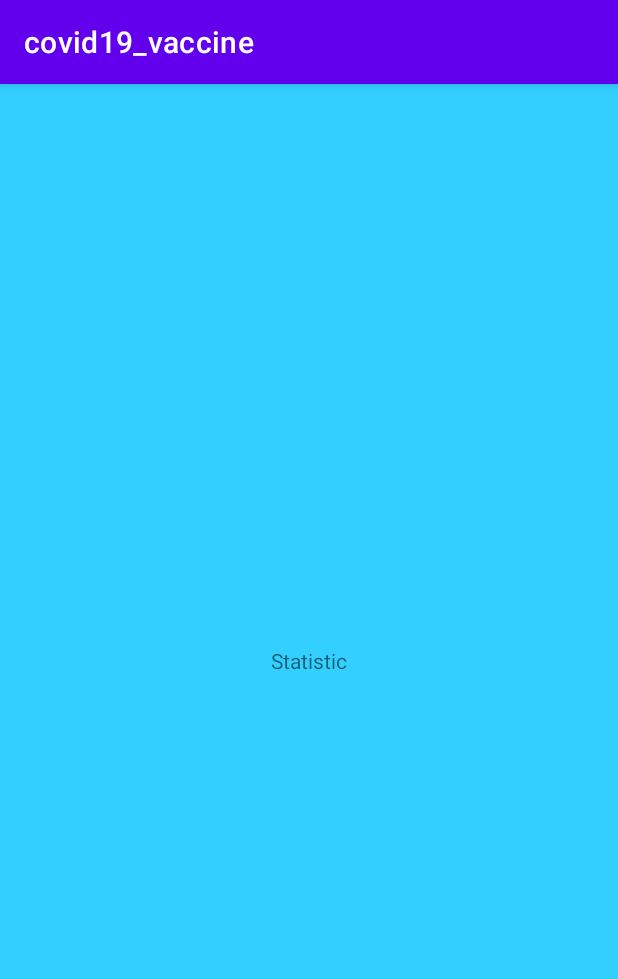
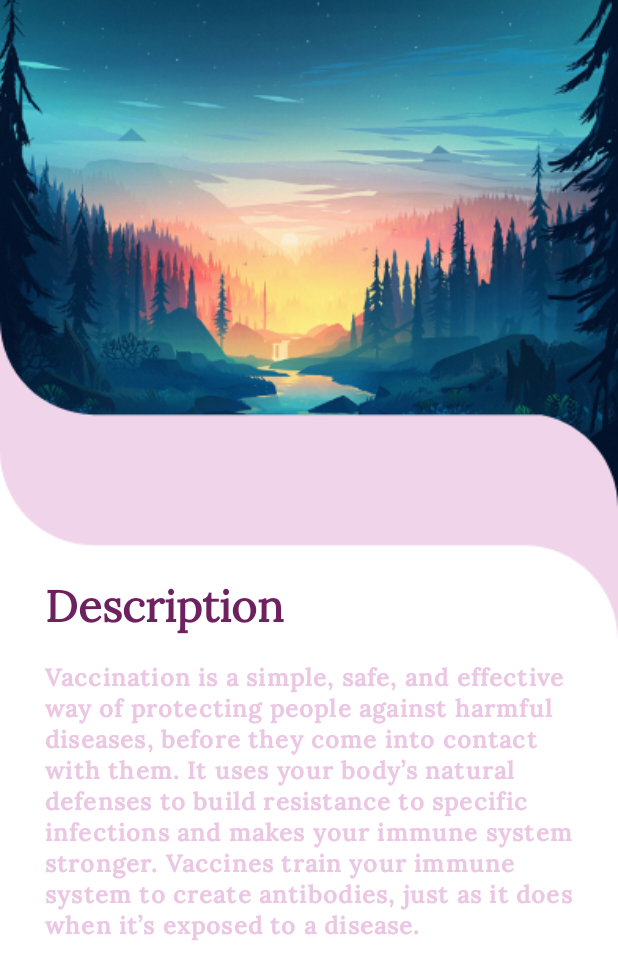
Before and after one commit to Ahmed93Yusef/Covid19-Vaccine, an Android app: the fragment StatisticFragment shown on its own in the app's theme, on a phone screen of 412 x 824 dp. Shown: the top 979 px of the screen. Run offline under Robolectric (Android 15) with nearby library versions, the phone set to English and light mode, and no system bars; network calls fail.

Commit message:
add description fragment

```diff
--- a/app/src/main/res/layout/fragment_statistic.xml
+++ b/app/src/main/res/layout/fragment_statistic.xml
@@ -1,18 +1,68 @@
 <?xml version="1.0" encoding="utf-8"?>
 <androidx.constraintlayout.widget.ConstraintLayout xmlns:android="http://schemas.android.com/apk/res/android"
     xmlns:app="http://schemas.android.com/apk/res-auto"
-    android:background="@color/purple_300"
+    xmlns:tools="http://schemas.android.com/tools"
     android:layout_width="match_parent"
     android:layout_height="match_parent">
 
-
-    <TextView
-        android:layout_width="wrap_content"
-        android:layout_height="wrap_content"
-        android:text="@string/statistic"
+    <ImageView
+        android:id="@+id/imageView2"
+        android:layout_width="match_parent"
+        android:layout_height="match_parent"
+        android:scaleType="centerCrop"
+        android:src="@drawable/google"
         app:layout_constraintBottom_toBottomOf="parent"
         app:layout_constraintEnd_toEndOf="parent"
         app:layout_constraintStart_toStartOf="parent"
         app:layout_constraintTop_toTopOf="parent" />
 
+    <View
+        android:id="@+id/viewGuid"
+        android:layout_width="match_parent"
+        android:layout_height="350dp"
+        android:layout_marginLeft="30dp"
+        android:layout_marginRight="30dp"
+        android:layout_marginTop="80dp"
+        app:layout_constraintTop_toTopOf="@id/imageView2"
+        app:layout_constraintEnd_toEndOf="@id/imageView2"
+        app:layout_constraintBottom_toTopOf="@id/description"
+        app:layout_constraintStart_toStartOf="@id/imageView2"
+        />
+
+    <TextView
+        android:id="@+id/description"
+        android:layout_width="match_parent"
+        android:layout_height="wrap_content"
+        android:layout_marginLeft="30dp"
+        android:layout_marginBottom="466dp"
+        android:fontFamily="@font/loraregular"
+        android:text="Description"
+        android:textColor="#6E215F"
+        android:textSize="29sp"
+        android:textStyle="bold"
+        android:layout_marginTop="16dp"
+        app:layout_constraintBottom_toBottomOf="@+id/imageView2"
+        app:layout_constraintEnd_toEndOf="@id/viewGuid"
+        app:layout_constraintStart_toStartOf="@id/viewGuid"
+        app:layout_constraintTop_toBottomOf="@id/viewGuid" />
+
+    <TextView
+        android:id="@+id/textDescription"
+        android:layout_width="0dp"
+        android:layout_height="190dp"
+        android:layout_marginTop="16dp"
+        android:layout_marginRight="30dp"
+        android:fontFamily="@font/loramedium"
+        android:letterSpacing="0.05"
+        android:text="@string/vaizor"
+        android:textAlignment="textStart"
+        android:textColor="#EBC7E4"
+        android:textSize="16sp"
+        android:textStyle="bold"
+        app:layout_constraintEnd_toEndOf="@id/description"
+        app:layout_constraintStart_toStartOf="@id/description"
+
+        app:layout_constraintTop_toBottomOf="@id/description" />
+
+
 </androidx.constraintlayout.widget.ConstraintLayout>
--- a/app/src/main/res/values/colors.xml
+++ b/app/src/main/res/values/colors.xml
@@ -9,5 +9,6 @@
     <color name="black">#FF000000</color>
     <color name="white">#FFFFFFFF</color>
     <color name="colorButton">#ffaebd</color>
+    <color name="pinkDeep">#6E215F</color>
 
 </resources>
--- a/app/src/main/res/values/strings.xml
+++ b/app/src/main/res/values/strings.xml
@@ -13,4 +13,6 @@
     <string name="statement1">This App offers states for Corona Virus Vaccine around the world</string>
     <string name="statement2">The Application Was Develop By:\n1- Ahmed Yusef\n2-Ali Khalifa\n3-Akram Talib\n4-Asawer Dawood\n5-Mohamed Ali\n6-Nooralden</string>
     <string name="input_country">input Country</string>
+    <string name="vaizor">Vaccination is a simple, safe, and effective way of protecting people against harmful diseases, before they come into contact with them. It uses your body’s natural defenses to build resistance to specific infections and makes your immune system stronger.
+Vaccines train your immune system to create antibodies, just as it does when it’s exposed to a disease.</string>
 </resources>
--- a/app/src/main/res/values/styles.xml
+++ /dev/null
@@ -1,5 +0,0 @@
-<?xml version="1.0" encoding="utf-8"?>
-<resources>
-
-    <style name="hello">styleButtlo</style>
-</resources>
--- a/app/src/main/res/values/themes.xml
+++ b/app/src/main/res/values/themes.xml
@@ -1,6 +1,6 @@
 <resources xmlns:tools="http://schemas.android.com/tools">
     <!-- Base application theme. -->
-    <style name="Theme.Covid19_vaccine" parent="Theme.MaterialComponents.DayNight.DarkActionBar">
+    <style name="Theme.Covid19_vaccine" parent="Theme.MaterialComponents.DayNight.NoActionBar">
         <!-- Primary brand color. -->
         <item name="colorPrimary">@color/purple_500</item>
         <item name="colorPrimaryVariant">@color/purple_700</item>
@@ -13,4 +13,7 @@
         <item name="android:statusBarColor" tools:targetApi="l">?attr/colorPrimaryVariant</item>
         <!-- Customize your theme here. -->
     </style>
+    <style name="shapeCard" parent="Widget.AppCompat.Button">
+        <item name="android:shape">oval</item>
+    </style>
 </resources>
```
Also changed, not shown: app/src/main/res/layout/fragment_button_details.xml (+55 -4 lines), app/src/main/res/layout/fragment_home.xml (+72 -97 lines), app/src/main/res/drawable-hdpi/google.png (added), app/src/main/res/drawable-ldpi/google.png (added), app/src/main/res/drawable-mdpi/google.png (added), app/src/main/res/drawable-xhdpi/google.png (added), app/src/main/res/drawable-xxhdpi/google.png (added), app/src/main/res/drawable-xxxhdpi/google.png (added).
